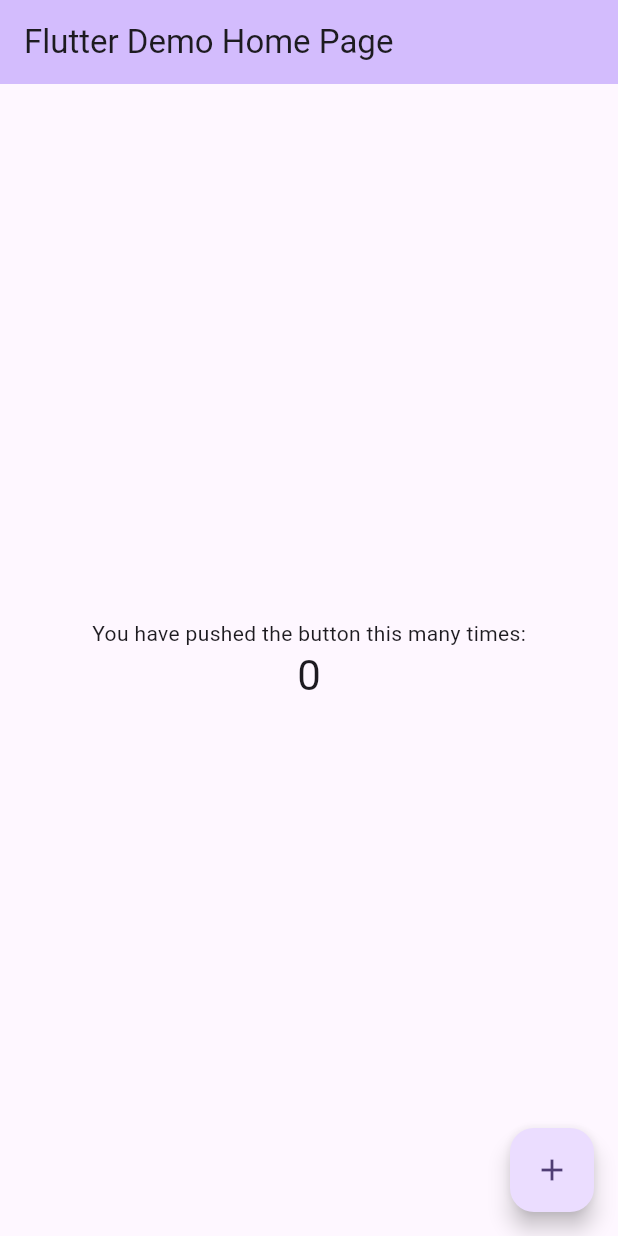
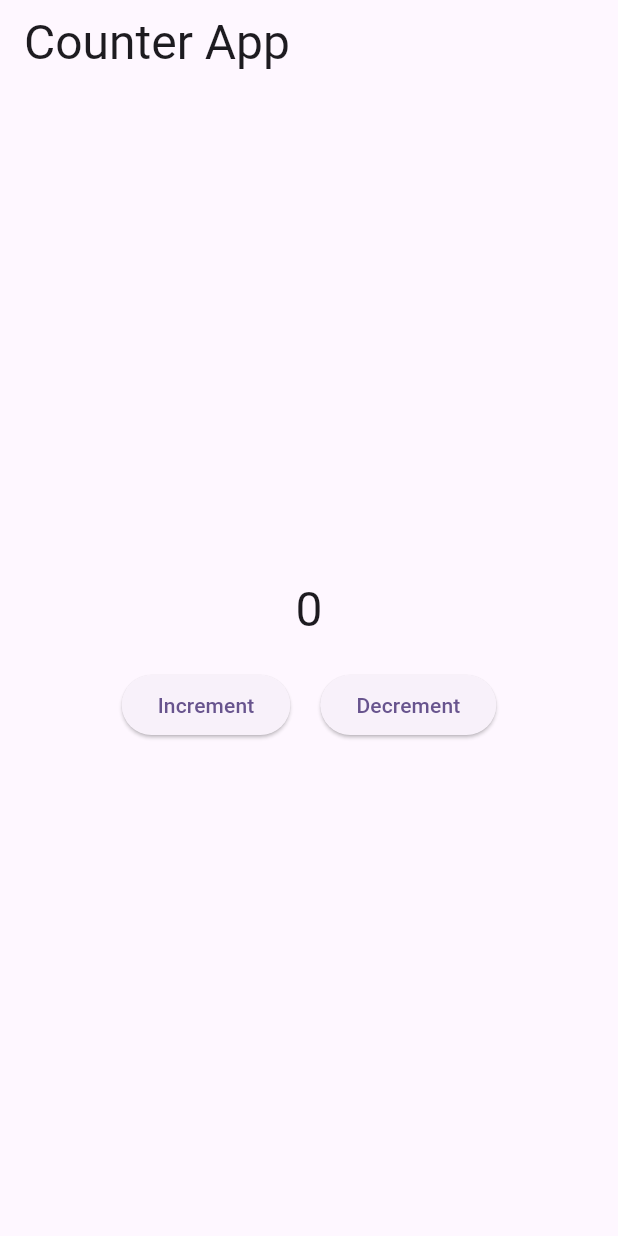
Before and after one commit to Nafis71/flutter_bloc_prac, a Flutter app: the screen it shows after launch, on a phone screen of 412 x 824 dp. Run offline on Flutter 3.47's test engine with Material 3 defaults, Android fonts, the phone set to English and light mode, and no system bars; our stand-ins replace go_router.

Commit message:
feat: counter app

```diff
--- /dev/null
+++ b/lib/core/routes/app_routes.dart
@@ -0,0 +1,25 @@
+import 'package:flutter_bloc_prac/core/routes/route_names.dart';
+import 'package:flutter_bloc_prac/features/counter/pages/counter_v.dart';
+import 'package:flutter_bloc_prac/features/splash/pages/splash_v.dart';
+import 'package:go_router/go_router.dart';
+
+class AppRoutes {
+  static GoRouter router = GoRouter(
+    routes: [
+      GoRoute(
+        path: "/",
+        name: RouteNames.initial,
+        builder: (context, state) {
+          return SplashView();
+        },
+      ),
+      GoRoute(
+        path: "/counter",
+        name: RouteNames.counter,
+        builder: (context, state) {
+          return CounterView();
+        },
+      ),
+    ],
+  );
+}
--- /dev/null
+++ b/lib/core/routes/route_names.dart
@@ -0,0 +1,4 @@
+class RouteNames {
+  static const String initial = "/";
+  static const String counter = "/counter";
+}
--- /dev/null
+++ b/lib/features/counter/pages/counter_v.dart
@@ -0,0 +1,35 @@
+import 'package:flutter/material.dart';
+
+class CounterView extends StatefulWidget {
+  const CounterView({super.key});
+
+  @override
+  State<CounterView> createState() => _CounterViewState();
+}
+
+class _CounterViewState extends State<CounterView> {
+  @override
+  Widget build(BuildContext context) {
+    return Scaffold(
+      appBar: AppBar(
+        title: Text("Counter App",style: Theme.of(context).textTheme.headlineLarge,),
+      ),
+      body: Column(
+        mainAxisAlignment: .center,
+        crossAxisAlignment: .center,
+        children: [
+          Text("0",style: Theme.of(context).textTheme.headlineLarge,),
+          SizedBox(height: 20,),
+          Row(
+            mainAxisAlignment: .center,
+            children: [
+              ElevatedButton(onPressed: (){}, child: Text("Increment"),),
+              SizedBox(width: 20,),
+              ElevatedButton(onPressed: (){}, child: Text("Decrement"),),
+            ],
+          )
+        ],
+      ),
+    );
+  }
+}
--- /dev/null
+++ b/lib/features/splash/pages/splash_v.dart
@@ -0,0 +1,34 @@
+import 'dart:async';
+
+import 'package:flutter/material.dart';
+import 'package:flutter_bloc_prac/core/routes/route_names.dart';
+import 'package:go_router/go_router.dart';
+
+class SplashView extends StatefulWidget {
+  const SplashView({super.key});
+
+  @override
+  State<SplashView> createState() => _SplashViewState();
+}
+
+class _SplashViewState extends State<SplashView> {
+  late final Timer _timer;
+
+  @override
+  void initState() {
+    _timer = Timer(Duration(seconds: 2), (){
+      context.goNamed(RouteNames.counter);
+      _timer.cancel();
+    });
+    super.initState();
+  }
+
+  @override
+  Widget build(BuildContext context) {
+    return Scaffold(
+      body: Center(
+        child: CircularProgressIndicator.adaptive(),
+      ),
+    );
+  }
+}
--- a/lib/main.dart
+++ b/lib/main.dart
@@ -1,4 +1,5 @@
 import 'package:flutter/material.dart';
+import 'package:flutter_bloc_prac/core/routes/app_routes.dart';
 
 void main() {
   runApp(const MyApp());
@@ -10,113 +11,12 @@ class MyApp extends StatelessWidget {
   // This widget is the root of your application.
   @override
   Widget build(BuildContext context) {
-    return MaterialApp(
+    return MaterialApp.router(
       title: 'Flutter Demo',
       theme: ThemeData(
-        // This is the theme of your application.
-        //
-        // TRY THIS: Try running your application with "flutter run". You'll see
-        // the application has a purple toolbar. Then, without quitting the app,
-        // try changing the seedColor in the colorScheme below to Colors.green
-        // and then invoke "hot reload" (save your changes or press the "hot
-        // reload" button in a Flutter-supported IDE, or press "r" if you used
-        // the command line to start the app).
-        //
-        // Notice that the counter didn't reset back to zero; the application
-        // state is not lost during the reload. To reset the state, use hot
-        // restart instead.
-        //
-        // This works for code too, not just values: Most code changes can be
-        // tested with just a hot reload.
         colorScheme: .fromSeed(seedColor: Colors.deepPurple),
       ),
-      home: const MyHomePage(title: 'Flutter Demo Home Page'),
+      routerConfig: AppRoutes.router,
     );
   }
 }
-
-class MyHomePage extends StatefulWidget {
-  const MyHomePage({super.key, required this.title});
-
-  // This widget is the home page of your application. It is stateful, meaning
-  // that it has a State object (defined below) that contains fields that affect
-  // how it looks.
-
-  // This class is the configuration for the state. It holds the values (in this
-  // case the title) provided by the parent (in this case the App widget) and
-  // used by the build method of the State. Fields in a Widget subclass are
-  // always marked "final".
-
-  final String title;
-
-  @override
-  State<MyHomePage> createState() => _MyHomePageState();
-}
-
-class _MyHomePageState extends State<MyHomePage> {
-  int _counter = 0;
-
-  void _incrementCounter() {
-    setState(() {
-      // This call to setState tells the Flutter framework that something has
-      // changed in this State, which causes it to rerun the build method below
-      // so that the display can reflect the updated values. If we changed
-      // _counter without calling setState(), then the build method would not be
-      // called again, and so nothing would appear to happen.
-      _counter++;
-    });
-  }
-
-  @override
-  Widget build(BuildContext context) {
-    // This method is rerun every time setState is called, for instance as done
-    // by the _incrementCounter method above.
-    //
-    // The Flutter framework has been optimized to make rerunning build methods
-    // fast, so that you can just rebuild anything that needs updating rather
-    // than having to individually change instances of widgets.
-    return Scaffold(
-      appBar: AppBar(
-        // TRY THIS: Try changing the color here to a specific color (to
-        // Colors.amber, perhaps?) and trigger a hot reload to see the AppBar
-        // change color while the other colors stay the same.
-        backgroundColor: Theme.of(context).colorScheme.inversePrimary,
-        // Here we take the value from the MyHomePage object that was created by
-        // the App.build method, and use it to set our appbar title.
-        title: Text(widget.title),
-      ),
-      body: Center(
-        // Center is a layout widget. It takes a single child and positions it
-        // in the middle of the parent.
-        child: Column(
-          // Column is also a layout widget. It takes a list of children and
-          // arranges them vertically. By default, it sizes itself to fit its
-          // children horizontally, and tries to be as tall as its parent.
-          //
-          // Column has various properties to control how it sizes itself and
-          // how it positions its children. Here we use mainAxisAlignment to
-          // center the children vertically; the main axis here is the vertical
-          // axis because Columns are vertical (the cross axis would be
-          // horizontal).
-          //
-          // TRY THIS: Invoke "debug painting" (choose the "Toggle Debug Paint"
-          // action in the IDE, or press "p" in the console), to see the
-          // wireframe for each widget.
-          mainAxisAlignment: .center,
-          children: [
-            const Text('You have pushed the button this many times:'),
-            Text(
-              '$_counter',
-              style: Theme.of(context).textTheme.headlineMedium,
-            ),
-          ],
-        ),
-      ),
-      floatingActionButton: FloatingActionButton(
-        onPressed: _incrementCounter,
-        tooltip: 'Increment',
-        child: const Icon(Icons.add),
-      ),
-    );
-  }
-}
--- a/pubspec.yaml
+++ b/pubspec.yaml
@@ -34,6 +34,8 @@ dependencies:
   # The following adds the Cupertino Icons font to your application.
   # Use with the CupertinoIcons class for iOS style icons.
   cupertino_icons: ^1.0.8
+  flutter_bloc: ^9.1.1
+  go_router: ^17.2.0
 
 dev_dependencies:
   flutter_test:
```
Also changed, not shown: pubspec.lock.
